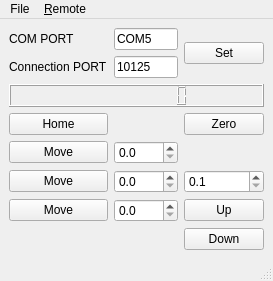
Qt form focusController/ui/focusController.ui (JeremyPorquez/MicroscoperPython) before a commit.
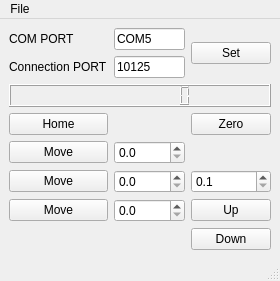
The same form after that commit.

What changed in the file:
```diff
--- a/focusController/ui/focusController.ui
+++ b/focusController/ui/focusController.ui
@@ -65,7 +65,7 @@
        <double>0.000000000000000</double>
       </property>
       <property name="maximum">
-       <double>6000.000000000000000</double>
+       <double>10000.000000000000000</double>
       </property>
       <property name="singleStep">
        <double>100.000000000000000</double>
@@ -131,7 +131,7 @@
        <double>0.000000000000000</double>
       </property>
       <property name="maximum">
-       <double>6000.000000000000000</double>
+       <double>10000.000000000000000</double>
       </property>
       <property name="singleStep">
        <double>100.000000000000000</double>
@@ -168,7 +168,7 @@
        <double>0.000000000000000</double>
       </property>
       <property name="maximum">
-       <double>6000.000000000000000</double>
+       <double>10000.000000000000000</double>
       </property>
       <property name="singleStep">
        <double>100.000000000000000</double>
@@ -199,13 +199,7 @@
     </property>
     <addaction name="action_Quit"/>
    </widget>
-   <widget class="QMenu" name="menuRemote">
-    <property name="title">
-     <string>&amp;Remote</string>
-    </property>
-   </widget>
    <addaction name="menuFile"/>
-   <addaction name="menuRemote"/>
   </widget>
   <widget class="QStatusBar" name="statusbar"/>
   <action name="action_Connect">
```
